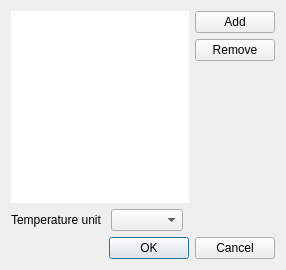
This is qtomweather/qtsetting/settingstations.ui in Meecast/meecast as Qt 5 draws it before an edit. The edited form follows.
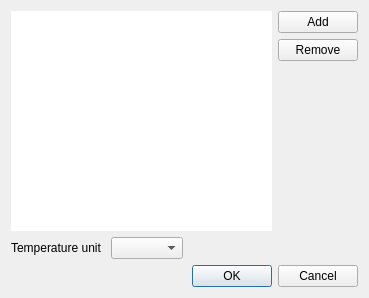
This is the edited form.

```diff
--- a/qtomweather/qtsetting/settingstations.ui
+++ b/qtomweather/qtsetting/settingstations.ui
@@ -6,8 +6,8 @@
    <rect>
     <x>0</x>
     <y>0</y>
-    <width>286</width>
-    <height>270</height>
+    <width>369</width>
+    <height>298</height>
    </rect>
   </property>
   <property name="windowTitle">
```
Left out of the diff: 12 changed lines with no effect on the pictures.
